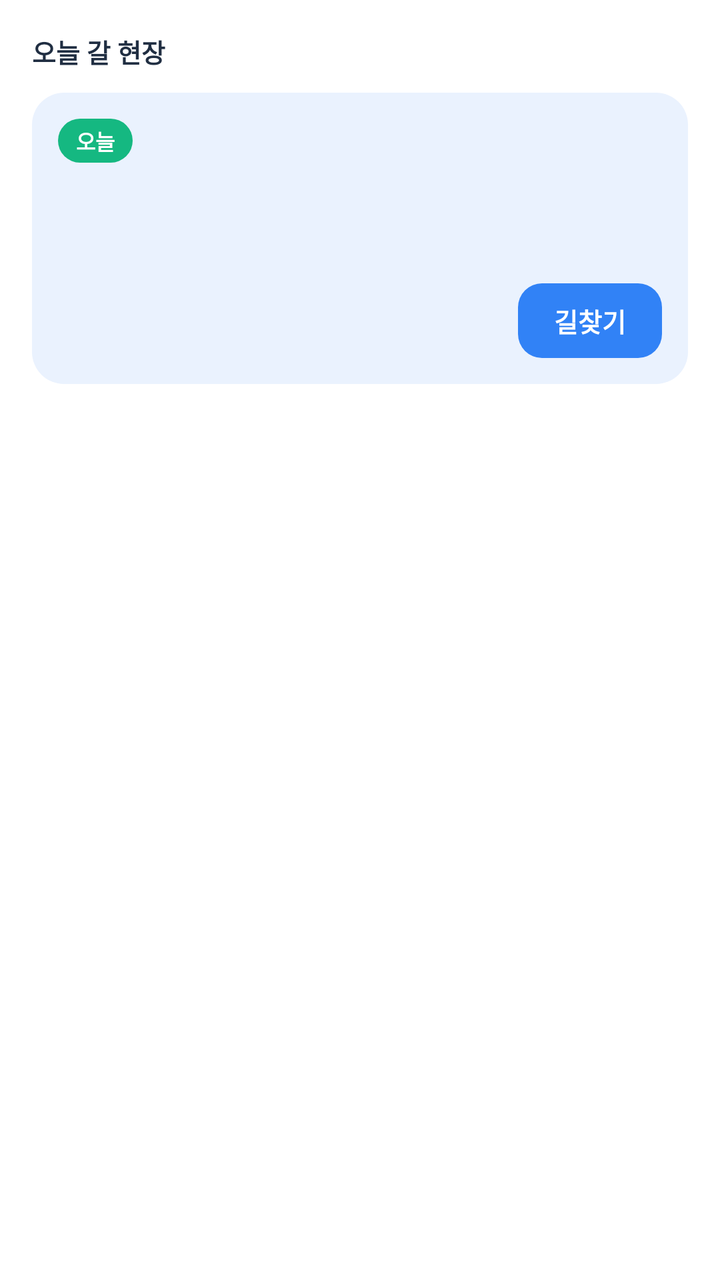
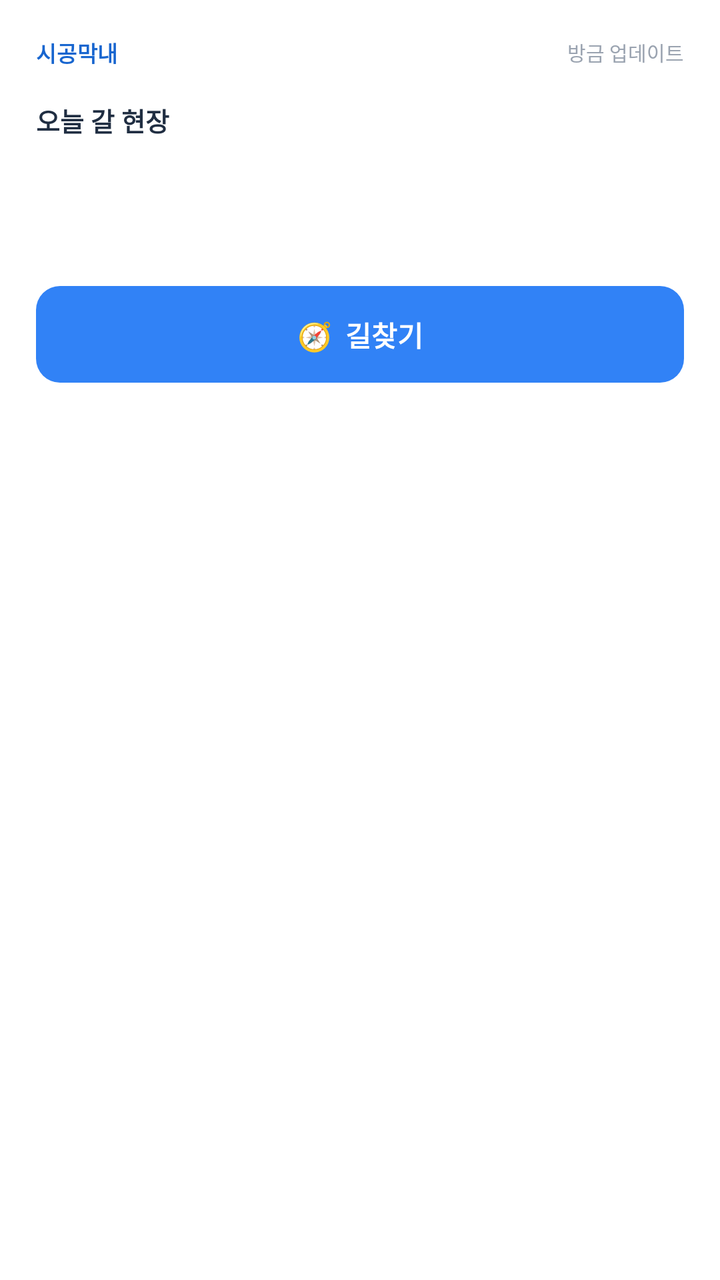

Before-and-after screenshots of an Android layout around one commit, followed by the original layout XML and the change that was made.
<!-- AndroidManifest.xml: application theme Theme.CallFollowCRM -->
<!-- res/layout/widget_today.xml -->
<?xml version="1.0" encoding="utf-8"?>
<LinearLayout xmlns:android="http://schemas.android.com/apk/res/android"
    android:id="@android:id/background"
    android:layout_width="match_parent"
    android:layout_height="match_parent"
    android:orientation="vertical"
    android:background="@drawable/widget_today_bg"
    android:padding="16dp">

    
    <LinearLayout
        android:id="@+id/widget_badge_box"
        android:layout_width="match_parent"
        android:layout_height="wrap_content"
        android:orientation="vertical"
        android:layout_marginBottom="12dp"
        android:visibility="gone">

        <LinearLayout
            android:layout_width="match_parent"
            android:layout_height="wrap_content"
            android:orientation="horizontal"
            android:gravity="center_vertical">
            <TextView
                android:layout_width="wrap_content"
                android:layout_height="wrap_content"
                android:text="답장 안 함"
                android:textColor="#202E42"
                android:textSize="14sp"
                android:textStyle="bold" />
            <TextView
                android:id="@+id/widget_unanswered_count"
                android:layout_width="wrap_content"
                android:layout_height="wrap_content"
                android:layout_marginStart="7dp"
                android:paddingLeft="9dp"
                android:paddingRight="9dp"
                android:paddingTop="2dp"
                android:paddingBottom="2dp"
                android:background="@drawable/widget_badge_bg"
                android:textColor="#FFFFFF"
                android:textSize="13sp"
                android:textStyle="bold" />
            <TextView
                android:layout_width="0dp"
                android:layout_height="wrap_content"
                android:layout_weight="1"
                android:gravity="end"
                android:text="›"
                android:textColor="#9AA3B0"
                android:textSize="18sp" />
        </LinearLayout>

        <LinearLayout
            android:layout_width="match_parent"
            android:layout_height="wrap_content"
            android:orientation="horizontal"
            android:gravity="center_vertical"
            android:layout_marginTop="9dp">
            <TextView
                android:id="@+id/widget_unanswered_name"
                android:layout_width="0dp"
                android:layout_height="wrap_content"
                android:layout_weight="1"
                android:maxLines="1"
                android:ellipsize="end"
                android:textColor="#202E42"
                android:textSize="13sp"
                android:textStyle="bold" />
            <TextView
                android:id="@+id/widget_unanswered_elapsed"
                android:layout_width="wrap_content"
                android:layout_height="wrap_content"
                android:layout_marginStart="8dp"
                android:textColor="#9AA3B0"
                android:textSize="11sp" />
        </LinearLayout>

        <TextView
            android:id="@+id/widget_unanswered_msg"
            android:layout_width="match_parent"
            android:layout_height="wrap_content"
            android:layout_marginTop="3dp"
            android:maxLines="1"
            android:ellipsize="end"
            android:textColor="#64748B"
            android:textSize="12sp" />
    </LinearLayout>

    
    <LinearLayout
        android:layout_width="match_parent"
        android:layout_height="wrap_content"
        android:orientation="horizontal"
        android:gravity="center_vertical">
        <TextView
            android:layout_width="0dp"
            android:layout_height="wrap_content"
            android:layout_weight="1"
            android:text="오늘 갈 현장"
            android:textColor="#202E42"
            android:textSize="13sp"
            android:textStyle="bold" />
        <TextView
            android:id="@+id/widget_count"
            android:layout_width="wrap_content"
            android:layout_height="wrap_content"
            android:textColor="#9AA3B0"
            android:textSize="11.5sp"
            android:textStyle="bold" />
    </LinearLayout>

    
    <LinearLayout
        android:id="@+id/widget_primary"
        android:layout_width="match_parent"
        android:layout_height="wrap_content"
        android:orientation="vertical"
        android:layout_marginTop="11dp"
        android:background="@drawable/widget_pcard_bg"
        android:padding="13dp">

        <TextView
            android:id="@+id/widget_tag"
            android:layout_width="wrap_content"
            android:layout_height="wrap_content"
            android:layout_marginBottom="7dp"
            android:paddingLeft="9dp"
            android:paddingRight="9dp"
            android:paddingTop="3dp"
            android:paddingBottom="3dp"
            android:background="@drawable/widget_tag_green"
            android:text="오늘"
            android:textColor="#FFFFFF"
            android:textSize="10.5sp"
            android:textStyle="bold" />

        <TextView
            android:id="@+id/widget_name"
            android:layout_width="match_parent"
            android:layout_height="wrap_content"
            android:maxLines="1"
            android:ellipsize="end"
            android:textColor="#202E42"
            android:textSize="17sp"
            android:textStyle="bold" />

        <TextView
            android:id="@+id/widget_region"
            android:layout_width="match_parent"
            android:layout_height="wrap_content"
            android:layout_marginTop="2dp"
            android:maxLines="1"
            android:ellipsize="end"
            android:textColor="#5A6472"
            android:textSize="13sp" />

        <LinearLayout
            android:layout_width="match_parent"
            android:layout_height="wrap_content"
            android:orientation="horizontal"
            android:gravity="center_vertical"
            android:layout_marginTop="11dp">
            <TextView
                android:id="@+id/widget_time"
                android:layout_width="0dp"
                android:layout_height="wrap_content"
                android:layout_weight="1"
                android:maxLines="1"
                android:ellipsize="end"
                android:textColor="#1765CF"
                android:textSize="13sp"
                android:textStyle="bold" />
            <TextView
                android:id="@+id/widget_open"
                android:layout_width="wrap_content"
                android:layout_height="wrap_content"
                android:text="길찾기"
                android:paddingLeft="18dp"
                android:paddingRight="18dp"
                android:paddingTop="9dp"
                android:paddingBottom="9dp"
                android:background="@drawable/widget_today_btn"
                android:textColor="#FFFFFF"
                android:textSize="13sp"
                android:textStyle="bold" />
        </LinearLayout>
    </LinearLayout>

    
    <TextView
        android:id="@+id/widget_next"
        android:layout_width="match_parent"
        android:layout_height="wrap_content"
        android:layout_marginTop="11dp"
        android:maxLines="2"
        android:ellipsize="end"
        android:lineSpacingExtra="3dp"
        android:textColor="#64748B"
        android:textSize="12sp" />

    
    <TextView
        android:id="@+id/widget_empty"
        android:layout_width="match_parent"
        android:layout_height="wrap_content"
        android:layout_marginTop="4dp"
        android:text="오늘 갈 현장이 없어요"
        android:textColor="#64748B"
        android:textSize="14sp"
        android:textStyle="bold"
        android:visibility="gone" />
</LinearLayout>
<!-- resources referenced by this layout -->
<resources>
  <!-- drawable widget_badge_bg (drawable) -->
  <?xml version="1.0" encoding="utf-8"?>
  <shape xmlns:android="http://schemas.android.com/apk/res/android" android:shape="rectangle">
      <solid android:color="#F0436A" />
      <corners android:radius="12dp" />
  </shape>
  <!-- drawable widget_pcard_bg (drawable) -->
  <?xml version="1.0" encoding="utf-8"?>
  <shape xmlns:android="http://schemas.android.com/apk/res/android" android:shape="rectangle">
      <solid android:color="#EAF2FE" />
      <corners android:radius="16dp" />
  </shape>
  <!-- drawable widget_tag_green (drawable) -->
  <?xml version="1.0" encoding="utf-8"?>
  <shape xmlns:android="http://schemas.android.com/apk/res/android" android:shape="rectangle">
      <solid android:color="#15B881" />
      <corners android:radius="999dp" />
  </shape>
  <!-- drawable widget_today_bg (drawable) -->
  <?xml version="1.0" encoding="utf-8"?>
  <shape xmlns:android="http://schemas.android.com/apk/res/android" android:shape="rectangle">
      <solid android:color="#FFFFFF" />
      <corners android:radius="24dp" />
  </shape>
  <!-- drawable widget_today_btn (drawable) -->
  <?xml version="1.0" encoding="utf-8"?>
  <shape xmlns:android="http://schemas.android.com/apk/res/android" android:shape="rectangle">
      <solid android:color="#3182F6" />
      <corners android:radius="12dp" />
  </shape>
  <style name="Theme.CallFollowCRM" parent="android:Theme.DeviceDefault.Light.NoActionBar">
          <item name="android:windowBackground">@android:color/white</item>
          <item name="android:statusBarColor" tools:targetApi="l">@android:color/white</item>
          <item name="android:windowLightStatusBar" tools:targetApi="m">true</item>
          
          <item name="android:windowOptOutEdgeToEdgeEnforcement" tools:targetApi="35">true</item>
      </style>
</resources>

<!-- the commit's change to res/layout/widget_today.xml (unified diff, before → after) -->
@@ -5,7 +5,30 @@
     android:layout_height="match_parent"
     android:orientation="vertical"
     android:background="@drawable/widget_today_bg"
-    android:padding="16dp">
+    android:padding="18dp">
+
+    
+    <LinearLayout
+        android:layout_width="match_parent"
+        android:layout_height="wrap_content"
+        android:orientation="horizontal"
+        android:gravity="center_vertical">
+        <TextView
+            android:layout_width="0dp"
+            android:layout_height="wrap_content"
+            android:layout_weight="1"
+            android:text="시공막내"
+            android:textColor="#1765CF"
+            android:textSize="11sp"
+            android:textStyle="bold"
+            android:letterSpacing="0.02" />
+        <TextView
+            android:layout_width="wrap_content"
+            android:layout_height="wrap_content"
+            android:text="방금 업데이트"
+            android:textColor="#9AA3B0"
+            android:textSize="10sp" />
+    </LinearLayout>
 
     
     <LinearLayout
@@ -13,9 +36,8 @@
         android:layout_width="match_parent"
         android:layout_height="wrap_content"
         android:orientation="vertical"
-        android:layout_marginBottom="12dp"
+        android:layout_marginTop="15dp"
         android:visibility="gone">
-
         <LinearLayout
             android:layout_width="match_parent"
             android:layout_height="wrap_content"
@@ -26,20 +48,20 @@
                 android:layout_height="wrap_content"
                 android:text="답장 안 함"
                 android:textColor="#202E42"
-                android:textSize="14sp"
+                android:textSize="15sp"
                 android:textStyle="bold" />
             <TextView
                 android:id="@+id/widget_unanswered_count"
                 android:layout_width="wrap_content"
                 android:layout_height="wrap_content"
-                android:layout_marginStart="7dp"
-                android:paddingLeft="9dp"
-                android:paddingRight="9dp"
-                android:paddingTop="2dp"
-                android:paddingBottom="2dp"
+                android:layout_marginStart="8dp"
+                android:paddingLeft="11dp"
+                android:paddingRight="11dp"
+                android:paddingTop="3dp"
+                android:paddingBottom="3dp"
                 android:background="@drawable/widget_badge_bg"
                 android:textColor="#FFFFFF"
-                android:textSize="13sp"
+                android:textSize="15sp"
                 android:textStyle="bold" />
             <TextView
                 android:layout_width="0dp"
@@ -48,15 +70,14 @@
                 android:gravity="end"
                 android:text="›"
                 android:textColor="#9AA3B0"
-                android:textSize="18sp" />
-        </LinearLayout>
-
+                android:textSize="20sp" />
+        </LinearLayout>
         <LinearLayout
             android:layout_width="match_parent"
             android:layout_height="wrap_content"
             android:orientation="horizontal"
             android:gravity="center_vertical"
-            android:layout_marginTop="9dp">
+            android:layout_marginTop="12dp">
             <TextView
                 android:id="@+id/widget_unanswered_name"
                 android:layout_width="0dp"
@@ -65,7 +86,7 @@
                 android:maxLines="1"
                 android:ellipsize="end"
                 android:textColor="#202E42"
-                android:textSize="13sp"
+                android:textSize="14sp"
                 android:textStyle="bold" />
             <TextView
                 android:id="@+id/widget_unanswered_elapsed"
@@ -75,12 +96,11 @@
                 android:textColor="#9AA3B0"
                 android:textSize="11sp" />
         </LinearLayout>
-
         <TextView
             android:id="@+id/widget_unanswered_msg"
             android:layout_width="match_parent"
             android:layout_height="wrap_content"
-            android:layout_marginTop="3dp"
+            android:layout_marginTop="6dp"
             android:maxLines="1"
             android:ellipsize="end"
             android:textColor="#64748B"
@@ -88,11 +108,21 @@
     </LinearLayout>
 
     
+    <FrameLayout
+        android:id="@+id/widget_div1"
+        android:layout_width="match_parent"
+        android:layout_height="1dp"
+        android:layout_marginTop="16dp"
+        android:background="#E7EBF1"
+        android:visibility="gone" />
+
+    
     <LinearLayout
         android:layout_width="match_parent"
         android:layout_height="wrap_content"
         android:orientation="horizontal"
-        android:gravity="center_vertical">
+        android:gravity="center_vertical"
+        android:layout_marginTop="16dp">
         <TextView
             android:layout_width="0dp"
             android:layout_height="wrap_content"
@@ -116,95 +146,134 @@
         android:layout_width="match_parent"
         android:layout_height="wrap_content"
         android:orientation="vertical"
-        android:layout_marginTop="11dp"
-        android:background="@drawable/widget_pcard_bg"
-        android:padding="13dp">
-
-        <TextView
-            android:id="@+id/widget_tag"
-            android:layout_width="wrap_content"
-            android:layout_height="wrap_content"
-            android:layout_marginBottom="7dp"
-            android:paddingLeft="9dp"
-            android:paddingRight="9dp"
-            android:paddingTop="3dp"
-            android:paddingBottom="3dp"
-            android:background="@drawable/widget_tag_green"
-            android:text="오늘"
-            android:textColor="#FFFFFF"
-            android:textSize="10.5sp"
-            android:textStyle="bold" />
-
-        <TextView
-            android:id="@+id/widget_name"
-            android:layout_width="match_parent"
-            android:layout_height="wrap_content"
-            android:maxLines="1"
-            android:ellipsize="end"
-            android:textColor="#202E42"
-            android:textSize="17sp"
-            android:textStyle="bold" />
-
+        android:layout_marginTop="13dp">
+        <LinearLayout
+            android:layout_width="match_parent"
+            android:layout_height="wrap_content"
+            android:orientation="horizontal"
+            android:gravity="center_vertical">
+            <TextView
+                android:id="@+id/widget_name"
+                android:layout_width="0dp"
+                android:layout_height="wrap_content"
+                android:layout_weight="1"
+                android:maxLines="1"
+                android:ellipsize="end"
+                android:textColor="#202E42"
+                android:textSize="17sp"
+                android:textStyle="bold" />
+            <TextView
+                android:id="@+id/widget_time"
+                android:layout_width="wrap_content"
+                android:layout_height="wrap_content"
+                android:layout_marginStart="8dp"
+                android:textColor="#202E42"
+                android:textSize="15sp"
+                android:textStyle="bold"
+                android:visibility="gone" />
+        </LinearLayout>
         <TextView
             android:id="@+id/widget_region"
             android:layout_width="match_parent"
             android:layout_height="wrap_content"
-            android:layout_marginTop="2dp"
+            android:layout_marginTop="5dp"
             android:maxLines="1"
             android:ellipsize="end"
             android:textColor="#5A6472"
             android:textSize="13sp" />
-
-        <LinearLayout
-            android:layout_width="match_parent"
-            android:layout_height="wrap_content"
-            android:orientation="horizontal"
-            android:gravity="center_vertical"
-            android:layout_marginTop="11dp">
-            <TextView
-                android:id="@+id/widget_time"
-                android:layout_width="0dp"
-                android:layout_height="wrap_content"
-                android:layout_weight="1"
-                android:maxLines="1"
-                android:ellipsize="end"
-                android:textColor="#1765CF"
-                android:textSize="13sp"
-                android:textStyle="bold" />
-            <TextView
-                android:id="@+id/widget_open"
-                android:layout_width="wrap_content"
-                android:layout_height="wrap_content"
-                android:text="길찾기"
-                android:paddingLeft="18dp"
-                android:paddingRight="18dp"
-                android:paddingTop="9dp"
-                android:paddingBottom="9dp"
-                android:background="@drawable/widget_today_btn"
-                android:textColor="#FFFFFF"
-                android:textSize="13sp"
-                android:textStyle="bold" />
-        </LinearLayout>
-    </LinearLayout>
-
-    
-    <TextView
-        android:id="@+id/widget_next"
-        android:layout_width="match_parent"
-        android:layout_height="wrap_content"
-        android:layout_marginTop="11dp"
-        android:maxLines="2"
-        android:ellipsize="end"
-        android:lineSpacingExtra="3dp"
-        android:textColor="#64748B"
-        android:textSize="12sp" />
+        <TextView
+            android:id="@+id/widget_worktype"
+            android:layout_width="match_parent"
+            android:layout_height="wrap_content"
+            android:layout_marginTop="5dp"
+            android:maxLines="1"
+            android:ellipsize="end"
+            android:textColor="#087B58"
+            android:textSize="11sp"
+            android:visibility="gone" />
+
+        
+        <TextView
+            android:id="@+id/widget_open"
+            android:layout_width="match_parent"
+            android:layout_height="wrap_content"
+            android:gravity="center"
+            android:layout_marginTop="15dp"
+            android:paddingTop="14dp"
+            android:paddingBottom="14dp"
+            android:background="@drawable/widget_today_btn"
+            android:text="🧭  길찾기"
+            android:textColor="#FFFFFF"
+            android:textSize="14sp"
+            android:textStyle="bold" />
+    </LinearLayout>
+
+    
+    <FrameLayout
+        android:id="@+id/widget_div2"
+        android:layout_width="match_parent"
+        android:layout_height="1dp"
+        android:layout_marginTop="16dp"
+        android:background="#E7EBF1"
+        android:visibility="gone" />
+
+    
+    <LinearLayout
+        android:id="@+id/widget_next_box"
+        android:layout_width="match_parent"
+        android:layout_height="wrap_content"
+        android:orientation="horizontal"
+        android:gravity="center_vertical"
+        android:layout_marginTop="14dp"
+        android:visibility="gone">
+        <TextView
+            android:layout_width="wrap_content"
+            android:layout_height="wrap_content"
+            android:layout_marginEnd="12dp"
+            android:text="이어서"
+            android:textColor="#9AA3B0"
+            android:textSize="10sp" />
+        <LinearLayout
+            android:layout_width="0dp"
+            android:layout_height="wrap_content"
+            android:layout_weight="1"
+            android:orientation="vertical">
+            <TextView
+                android:id="@+id/widget_next_name"
+                android:layout_width="match_parent"
+                android:layout_height="wrap_content"
+                android:maxLines="1"
+                android:ellipsize="end"
+                android:textColor="#202E42"
+                android:textSize="12sp"
+                android:textStyle="bold" />
+            <TextView
+                android:id="@+id/widget_next_region"
+                android:layout_width="match_parent"
+                android:layout_height="wrap_content"
+                android:layout_marginTop="3dp"
+                android:maxLines="1"
+                android:ellipsize="end"
+                android:textColor="#9AA3B0"
+                android:textSize="10sp" />
+        </LinearLayout>
+        <TextView
+            android:id="@+id/widget_next_time"
+            android:layout_width="wrap_content"
+            android:layout_height="wrap_content"
+            android:layout_marginStart="8dp"
+            android:textColor="#202E42"
+            android:textSize="12sp"
+            android:textStyle="bold"
+            android:visibility="gone" />
+    </LinearLayout>
 
     
     <TextView
         android:id="@+id/widget_empty"
         android:layout_width="match_parent"
         android:layout_height="wrap_content"
-        android:layout_marginTop="4dp"
+        android:layout_marginTop="12dp"
         android:text="오늘 갈 현장이 없어요"
         android:textColor="#64748B"
         android:textSize="14sp"
<!-- resource entries referenced after the edit -->
@@ -5,18 +5,6 @@
   <shape xmlns:android="http://schemas.android.com/apk/res/android" android:shape="rectangle">
       <solid android:color="#F0436A" />
       <corners android:radius="12dp" />
-  </shape>
-  <!-- drawable widget_pcard_bg (drawable) -->
-  <?xml version="1.0" encoding="utf-8"?>
-  <shape xmlns:android="http://schemas.android.com/apk/res/android" android:shape="rectangle">
-      <solid android:color="#EAF2FE" />
-      <corners android:radius="16dp" />
-  </shape>
-  <!-- drawable widget_tag_green (drawable) -->
-  <?xml version="1.0" encoding="utf-8"?>
-  <shape xmlns:android="http://schemas.android.com/apk/res/android" android:shape="rectangle">
-      <solid android:color="#15B881" />
-      <corners android:radius="999dp" />
   </shape>
   <!-- drawable widget_today_bg (drawable) -->
   <?xml version="1.0" encoding="utf-8"?>
